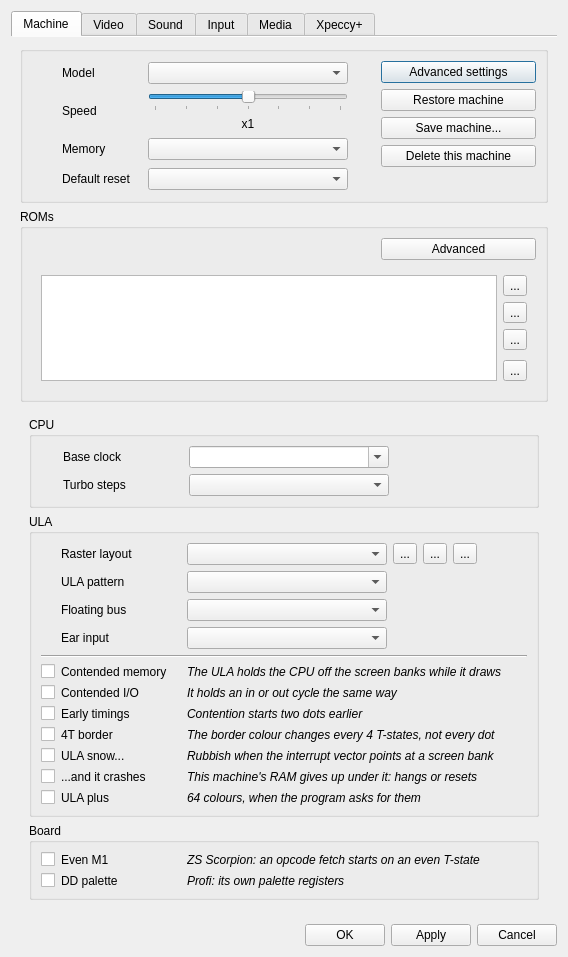
Volutar/xpeccy-plus, file ui/setupwin.ui: the form before one commit.
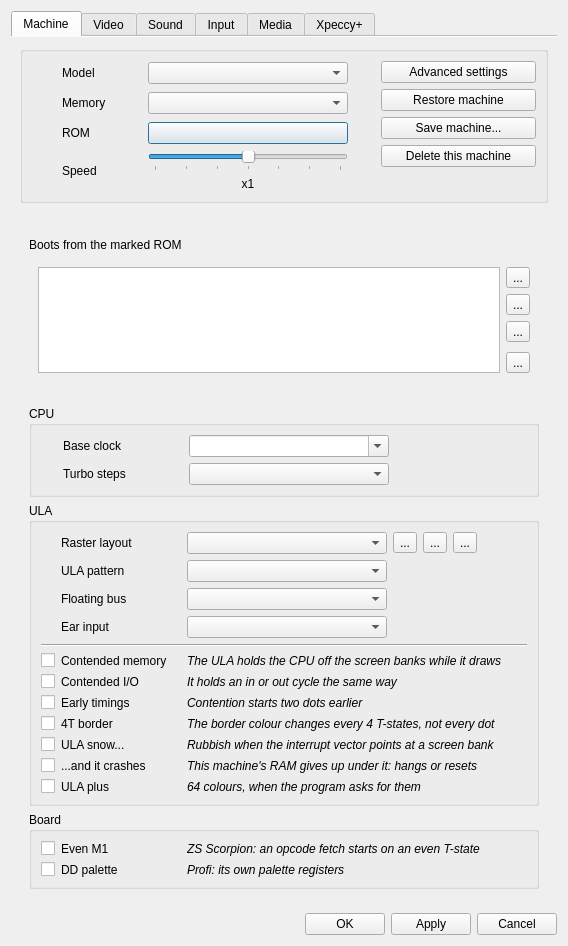
The form after the commit. Icons and pictures are not drawn. Custom widgets are drawn as their Qt base class.

Commit message:
options: ROM set behind one button, boot ROM marked on its slot
The Machine page shows the set as one button opening a ROM window; Default
reset becomes a radio on the slot it boots, named by the core's page layout.
xSideButton puts the icon at the right edge, used for the page's buttons.

The edit to the form file:
```diff
--- a/ui/setupwin.ui
+++ b/ui/setupwin.ui
@@ -134,6 +134,115 @@
                 </widget>
                </item>
                <item row="1" column="0">
+                <widget class="QLabel" name="icoMemory">
+                 <property name="minimumSize">
+                  <size>
+                   <width>24</width>
+                   <height>24</height>
+                  </size>
+                 </property>
+                 <property name="maximumSize">
+                  <size>
+                   <width>24</width>
+                   <height>24</height>
+                  </size>
+                 </property>
+                 <property name="pixmap">
+                  <pixmap resource="../xpeccy.qrc">:/images/memory.png</pixmap>
+                 </property>
+                 <property name="scaledContents">
+                  <bool>true</bool>
+                 </property>
+                </widget>
+               </item>
+               <item row="1" column="1">
+                <widget class="QLabel" name="labMemory">
+                 <property name="minimumSize">
+                  <size>
+                   <width>80</width>
+                   <height>0</height>
+                  </size>
+                 </property>
+                 <property name="text">
+                  <string>Memory</string>
+                 </property>
+                </widget>
+               </item>
+               <item row="1" column="2" colspan="3">
+                <widget class="QComboBox" name="mszbox">
+                 <property name="minimumSize">
+                  <size>
+                   <width>200</width>
+                   <height>0</height>
+                  </size>
+                 </property>
+                 <property name="maximumSize">
+                  <size>
+                   <width>200</width>
+                   <height>16777215</height>
+                  </size>
+                 </property>
+                 <property name="toolTip">
+                  <string>How much RAM the machine has</string>
+                 </property>
+                </widget>
+               </item>
+               <item row="2" column="0">
+                <widget class="QLabel" name="icoRom">
+                 <property name="minimumSize">
+                  <size>
+                   <width>24</width>
+                   <height>24</height>
+                  </size>
+                 </property>
+                 <property name="maximumSize">
+                  <size>
+                   <width>24</width>
+                   <height>24</height>
+                  </size>
+                 </property>
+                 <property name="pixmap">
+                  <pixmap resource="../xpeccy.qrc">:/images/filebin.png</pixmap>
+                 </property>
+                 <property name="scaledContents">
+                  <bool>true</bool>
+                 </property>
+                </widget>
+               </item>
+               <item row="2" column="1">
+                <widget class="QLabel" name="labRom">
+                 <property name="minimumSize">
+                  <size>
+                   <width>80</width>
+                   <height>0</height>
+                  </size>
+                 </property>
+                 <property name="text">
+                  <string>ROM</string>
+                 </property>
+                </widget>
+               </item>
+               <item row="2" column="2" colspan="3">
+                <widget class="xSideButton" name="pbRomSet">
+                 <property name="minimumSize">
+                  <size>
+                   <width>200</width>
+                   <height>0</height>
+                  </size>
+                 </property>
+                 <property name="maximumSize">
+                  <size>
+                   <width>200</width>
+                   <height>16777215</height>
+                  </size>
+                 </property>
+                 <property name="icon">
+                  <iconset resource="../xpeccy.qrc">
+                   <normaloff>:/images/settings.png</normaloff>:/images/settings.png</iconset>
+                 </property>
+                </widget>
+               </item>
+               <item row="3" column="0">
                 <widget class="QLabel" name="icoCpuFreq">
                  <property name="minimumSize">
                   <size>
@@ -155,7 +264,7 @@
                  </property>
                 </widget>
                </item>
-               <item row="1" column="1">
+               <item row="3" column="1">
                 <widget class="QLabel" name="labCpuFreq">
                  <property name="minimumSize">
                   <size>
@@ -168,7 +277,7 @@
                  </property>
                 </widget>
                </item>
-               <item row="1" column="2" colspan="3">
+               <item row="3" column="2" colspan="3">
                 <widget class="QWidget" name="freqBox" native="true">
                  <property name="minimumSize">
                   <size>
@@ -236,114 +345,6 @@
                  </layout>
                 </widget>
                </item>
-               <item row="2" column="0">
-                <widget class="QLabel" name="icoMemory">
-                 <property name="minimumSize">
-                  <size>
-                   <width>24</width>
-                   <height>24</height>
-                  </size>
-                 </property>
-                 <property name="maximumSize">
-                  <size>
-                   <width>24</width>
-                   <height>24</height>
-                  </size>
-                 </property>
-                 <property name="pixmap">
-                  <pixmap resource="../xpeccy.qrc">:/images/memory.png</pixmap>
-                 </property>
-                 <property name="scaledContents">
-                  <bool>true</bool>
-                 </property>
-                </widget>
-               </item>
-               <item row="2" column="1">
-                <widget class="QLabel" name="labMemory">
-                 <property name="minimumSize">
-                  <size>
-                   <width>80</width>
-                   <height>0</height>
-                  </size>
-                 </property>
-                 <property name="text">
-                  <string>Memory</string>
-                 </property>
-                </widget>
-               </item>
-               <item row="2" column="2" colspan="3">
-                <widget class="QComboBox" name="mszbox">
-                 <property name="minimumSize">
-                  <size>
-                   <width>200</width>
-                   <height>0</height>
-                  </size>
-                 </property>
-                 <property name="maximumSize">
-                  <size>
-                   <width>200</width>
-                   <height>16777215</height>
-                  </size>
-                 </property>
-                 <property name="toolTip">
-                  <string>How much RAM the machine has</string>
-                 </property>
-                </widget>
-               </item>
-               <item row="3" column="0">
-                <widget class="QLabel" name="icoReset">
-                 <property name="minimumSize">
-                  <size>
-                   <width>24</width>
-                   <height>24</height>
-                  </size>
-                 </property>
-                 <property name="maximumSize">
-                  <size>
-                   <width>24</width>
-                   <height>24</height>
-                  </size>
-                 </property>
-                 <property name="pixmap">
-                  <pixmap resource="../xpeccy.qrc">:/images/refresh.png</pixmap>
-                 </property>
-                 <property name="scaledContents">
-                  <bool>true</bool>
-                 </property>
-                </widget>
-               </item>
-               <item row="3" column="1">
-                <widget class="QLabel" name="label_42">
-                 <property name="minimumSize">
-                  <size>
-                   <width>80</width>
-                   <height>0</height>
-                  </size>
-                 </property>
-                 <property name="text">
-                  <string>Default reset</string>
-                 </property>
-                </widget>
-               </item>
-               <item row="3" column="2" colspan="3">
-                <widget class="QComboBox" name="resbox">
-                 <property name="minimumSize">
-                  <size>
-                   <width>200</width>
-                   <height>0</height>
-                  </size>
-                 </property>
-                 <property name="maximumSize">
-                  <size>
-                   <width>200</width>
-                   <height>16777215</height>
-                  </size>
-                 </property>
-                 <property name="toolTip">
-                  <string>Which ROM the machine starts from after a reset</string>
-                 </property>
-                </widget>
-               </item>
                <item row="4" column="2">
                 <spacer name="verticalSpacer_21">
                  <property name="orientation">
@@ -478,10 +479,7 @@
           </widget>
          </item>
          <item>
-          <widget class="QGroupBox" name="gbRoms">
-           <property name="title">
-            <string>ROMs</string>
-           </property>
+          <widget class="QWidget" name="romBox" native="true">
            <layout class="QVBoxLayout" name="verticalLayout_roms">
             <item>
              <layout class="QHBoxLayout" name="horizontalLayout_slots">
@@ -502,66 +500,15 @@
                 </property>
                </spacer>
               </item>
-              <item>
-               <widget class="QWidget" name="romButtons" native="true">
-                <property name="minimumSize">
-                 <size>
-                  <width>155</width>
-                  <height>0</height>
-                 </size>
-                </property>
-                <property name="maximumSize">
-                 <size>
-                  <width>155</width>
-                  <height>16777215</height>
-                 </size>
-                </property>
-                 <layout class="QVBoxLayout" name="verticalLayout_romsbtn">
-                  <property name="leftMargin">
-                   <number>0</number>
-                  </property>
-                  <property name="topMargin">
-                   <number>0</number>
-                  </property>
-                  <property name="rightMargin">
-                   <number>0</number>
-                  </property>
-                  <property name="bottomMargin">
-                   <number>0</number>
-                  </property>
-                  <item>
-                   <widget class="QPushButton" name="pbRomAdvanced">
-                    <property name="toolTip">
-                     <string>Edit the set file by file: where each one starts,
-how much of it is read, and where it lands</string>
-                    </property>
-                    <property name="text">
-                     <string>Advanced</string>
-                    </property>
-                    <property name="icon">
-                     <iconset resource="../xpeccy.qrc">
-                      <normaloff>:/images/settings.png</normaloff>:/images/settings.png</iconset>
-                    </property>
-                   </widget>
-                  </item>
-                  <item>
-                   <spacer name="verticalSpacer_romsbtn">
-                    <property name="orientation">
-                     <enum>Qt::Vertical</enum>
-                    </property>
-                    <property name="sizeHint" stdset="0">
-                     <size>
-                      <width>20</width>
-                      <height>5</height>
-                     </size>
-                    </property>
-                   </spacer>
-                  </item>
-                 </layout>
-               </widget>
-              </item>
              </layout>
             </item>
+             <item>
+              <widget class="QLabel" name="labResetHint">
+               <property name="text">
+                <string>Boots from the marked ROM</string>
+               </property>
+              </widget>
+             </item>
             <item>
              <widget class="QWidget" name="romAdvBox" native="true">
               <layout class="QVBoxLayout" name="verticalLayout_romadv">
@@ -5957,6 +5904,11 @@
    <extends>QTableView</extends>
    <header location="global">stdlib.h</header>
   </customwidget>
+  <customwidget>
+   <class>xSideButton</class>
+   <extends>QPushButton</extends>
+   <header location="global">stdlib.h</header>
+  </customwidget>
   <customwidget>
    <class>xSlider</class>
    <extends>QSlider</extends>
```
Left out of the diff: 18 changed lines with no effect on the pictures. The commit also changes 4 other files.
